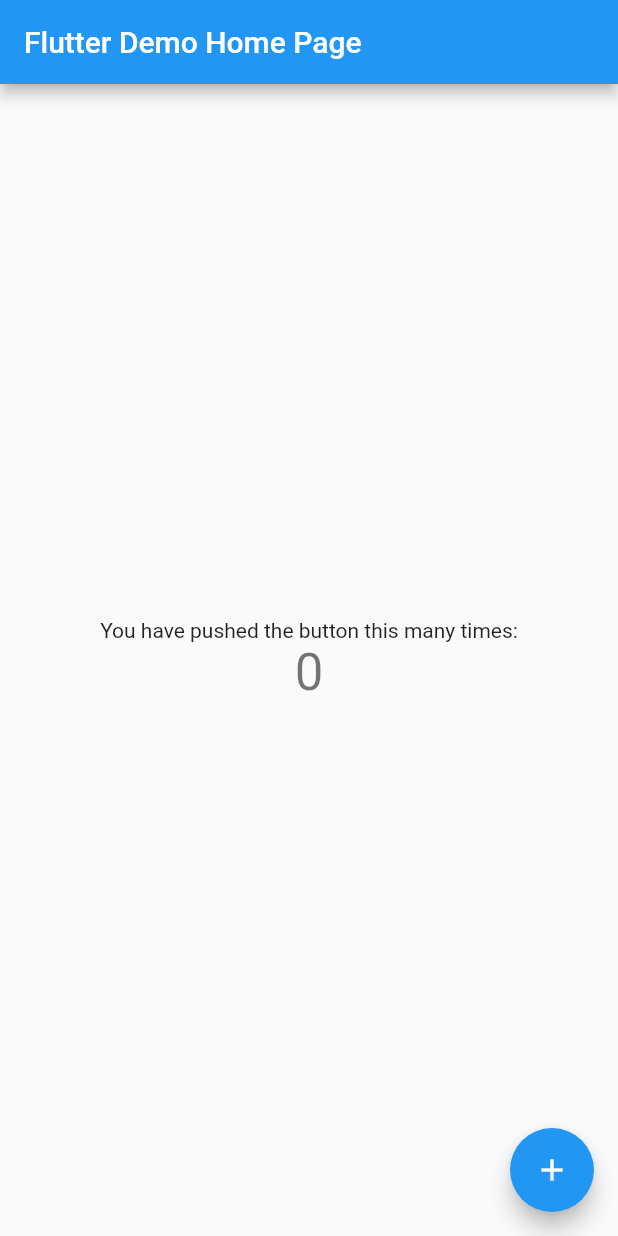
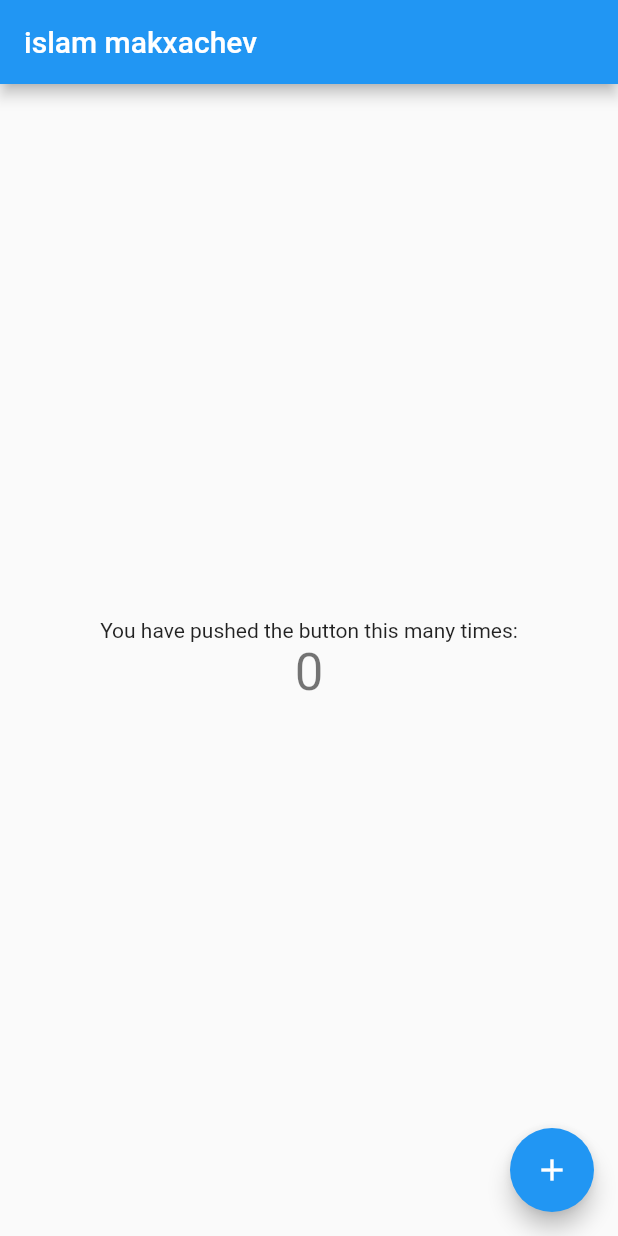
Before and after one commit to kozimjon9824/codemagic_example, a Flutter app: the screen it shows after launch, on a phone screen of 412 x 824 dp. Run offline on Flutter 3.47's test engine with Material 2 defaults, Android fonts, the phone set to English and light mode, and no system bars.

Commit message:
intial commit

```diff
--- a/lib/main.dart
+++ b/lib/main.dart
@@ -14,7 +14,7 @@ class MyApp extends StatelessWidget {
       theme: ThemeData(
         primarySwatch: Colors.blue,
       ),
-      home: const MyHomePage(title: 'Flutter Demo Home Page'),
+      home: const MyHomePage(title: 'islam makxachev'),
     );
   }
 }
```
